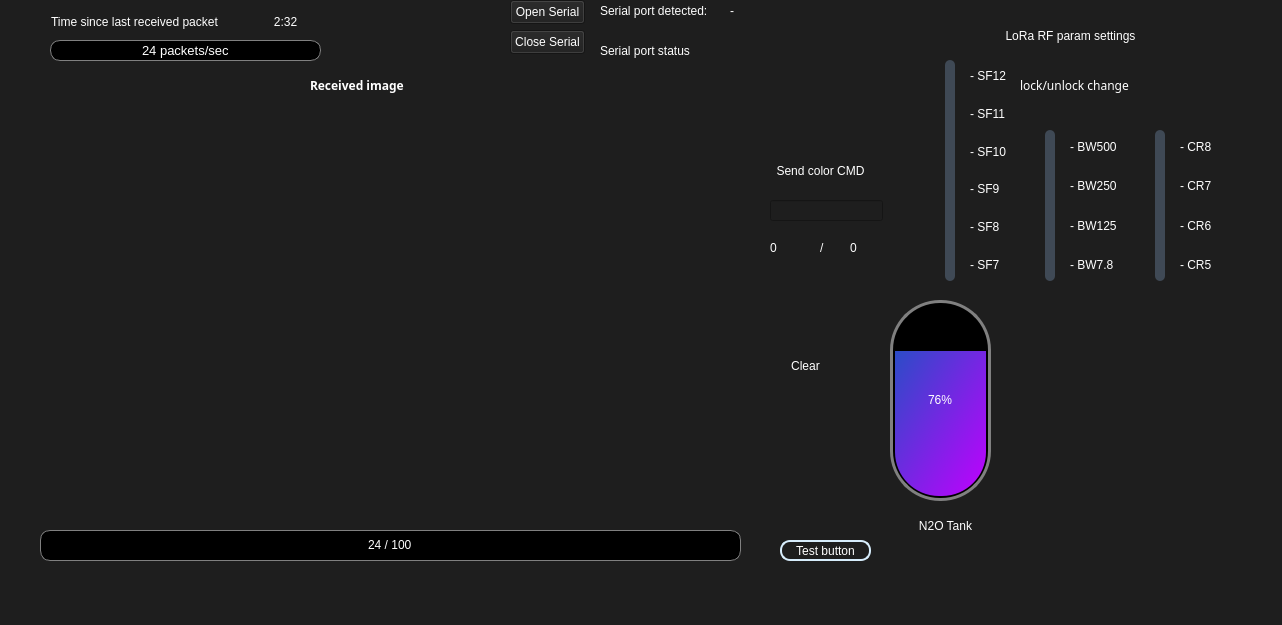
MorgesHAB/ERT2023GS, file UI/Xstrato.ui: the form before one commit.
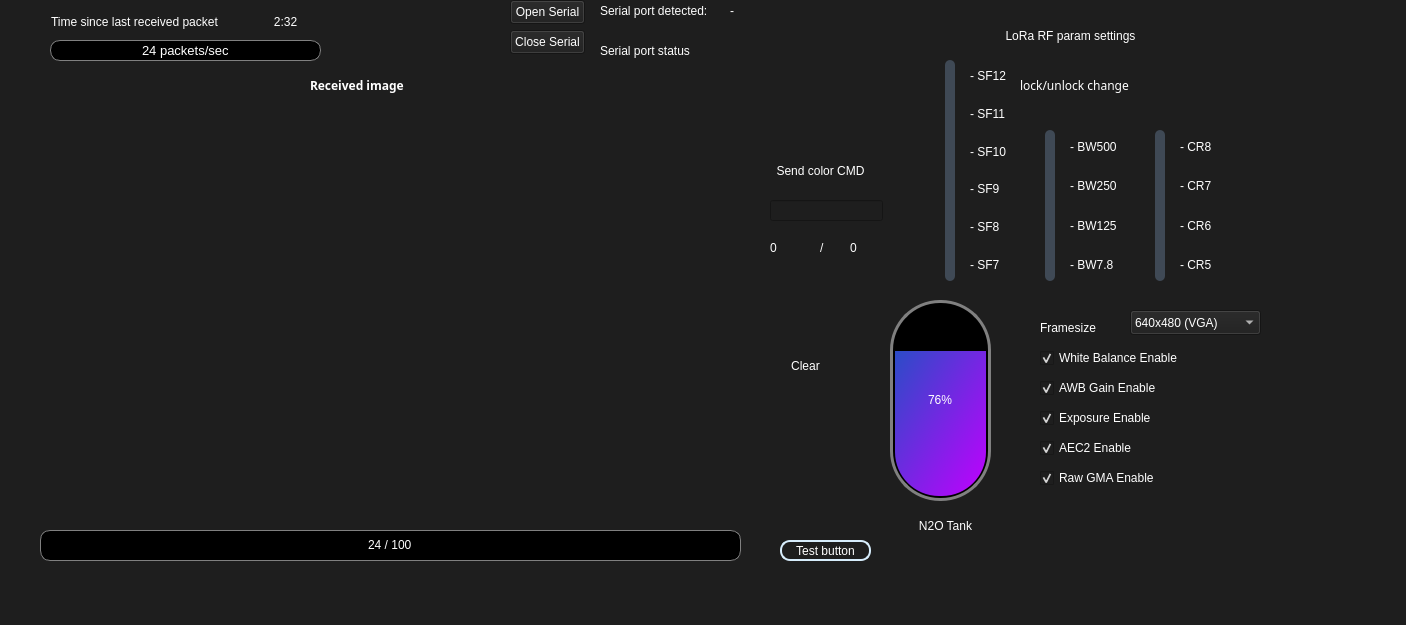
The form after the commit. Icons and pictures are not drawn.

Commit message: framsize byte

What changed in the file:
```diff
--- a/UI/Xstrato.ui
+++ b/UI/Xstrato.ui
@@ -6,7 +6,7 @@
    <rect>
     <x>0</x>
     <y>0</y>
-    <width>1282</width>
+    <width>1406</width>
     <height>625</height>
    </rect>
   </property>
@@ -826,8 +826,8 @@
    <widget class="QPushButton" name="set_RF_param">
     <property name="geometry">
      <rect>
-      <x>1070</x>
-      <y>300</y>
+      <x>1260</x>
+      <y>170</y>
       <width>61</width>
       <height>51</height>
      </rect>
@@ -850,6 +850,189 @@
      <string/>
     </property>
    </widget>
+   <widget class="QComboBox" name="cam_framsize_selector">
+    <property name="geometry">
+     <rect>
+      <x>1130</x>
+      <y>310</y>
+      <width>131</width>
+      <height>25</height>
+     </rect>
+    </property>
+    <property name="currentIndex">
+     <number>8</number>
+    </property>
+    <item>
+     <property name="text">
+      <string>96x96</string>
+     </property>
+    </item>
+    <item>
+     <property name="text">
+      <string>160x120 (QQVGA)</string>
+     </property>
+    </item>
+    <item>
+     <property name="text">
+      <string>176x144 (QCIF)</string>
+     </property>
+    </item>
+    <item>
+     <property name="text">
+      <string>240x176 (HQVGA)</string>
+     </property>
+    </item>
+    <item>
+     <property name="text">
+      <string>240x240</string>
+     </property>
+    </item>
+    <item>
+     <property name="text">
+      <string>320x240 (QVGA)</string>
+     </property>
+    </item>
+    <item>
+     <property name="text">
+      <string>400x296 (CIF)</string>
+     </property>
+    </item>
+    <item>
+     <property name="text">
+      <string>480x320 (HVGA)</string>
+     </property>
+    </item>
+    <item>
+     <property name="text">
+      <string>640x480 (VGA)</string>
+     </property>
+    </item>
+    <item>
+     <property name="text">
+      <string>800x600 (SVGA)</string>
+     </property>
+    </item>
+   </widget>
+   <widget class="QLabel" name="label_23">
+    <property name="geometry">
+     <rect>
+      <x>1040</x>
+      <y>320</y>
+      <width>71</width>
+      <height>16</height>
+     </rect>
+    </property>
+    <property name="text">
+     <string>Framesize</string>
+    </property>
+   </widget>
+   <widget class="QPushButton" name="set_CAM_param">
+    <property name="geometry">
+     <rect>
+      <x>1250</x>
+      <y>350</y>
+      <width>51</width>
+      <height>41</height>
+     </rect>
+    </property>
+    <property name="styleSheet">
+     <string notr="true">QPushButton{
+qproperty-icon: url(:/assets/sendPlane.png);
+qproperty-iconSize: 30px;
+border-radius: 25px;
+}
+QPushButton:hover {
+background-color: rgb(10, 0, 0); 
+}
+QPushButton:pressed {
+background-color: rgb(16, 16, 16);
+}
+</string>
+    </property>
+    <property name="text">
+     <string/>
+    </property>
+   </widget>
+   <widget class="QCheckBox" name="whiteBalanceEnable">
+    <property name="geometry">
+     <rect>
+      <x>1040</x>
+      <y>350</y>
+      <width>151</width>
+      <height>16</height>
+     </rect>
+    </property>
+    <property name="text">
+     <string>White Balance Enable</string>
+    </property>
+    <property name="checked">
+     <bool>true</bool>
+    </property>
+   </widget>
+   <widget class="QCheckBox" name="awbGainEnable">
+    <property name="geometry">
+     <rect>
+      <x>1040</x>
+      <y>380</y>
+      <width>151</width>
+      <height>16</height>
+     </rect>
+    </property>
+    <property name="text">
+     <string>AWB Gain Enable</string>
+    </property>
+    <property name="checked">
+     <bool>true</bool>
+    </property>
+   </widget>
+   <widget class="QCheckBox" name="exposureEnable">
+    <property name="geometry">
+     <rect>
+      <x>1040</x>
+      <y>410</y>
+      <width>151</width>
+      <height>16</height>
+     </rect>
+    </property>
+    <property name="text">
+     <string>Exposure Enable</string>
+    </property>
+    <property name="checked">
+     <bool>true</bool>
+    </property>
+   </widget>
+   <widget class="QCheckBox" name="aec2Enable">
+    <property name="geometry">
+     <rect>
+      <x>1040</x>
+      <y>440</y>
+      <width>151</width>
+      <height>16</height>
+     </rect>
+    </property>
+    <property name="text">
+     <string>AEC2 Enable</string>
+    </property>
+    <property name="checked">
+     <bool>true</bool>
+    </property>
+   </widget>
+   <widget class="QCheckBox" name="rawGmaEnable">
+    <property name="geometry">
+     <rect>
+      <x>1040</x>
+      <y>470</y>
+      <width>151</width>
+      <height>16</height>
+     </rect>
+    </property>
+    <property name="text">
+     <string>Raw GMA Enable</string>
+    </property>
+    <property name="checked">
+     <bool>true</bool>
+    </property>
+   </widget>
   </widget>
   <widget class="QMenuBar" name="menubar">
    <property name="geometry">
```
Left out of the diff: 2 changed lines with no effect on the pictures. The commit also changes 1 other file.
